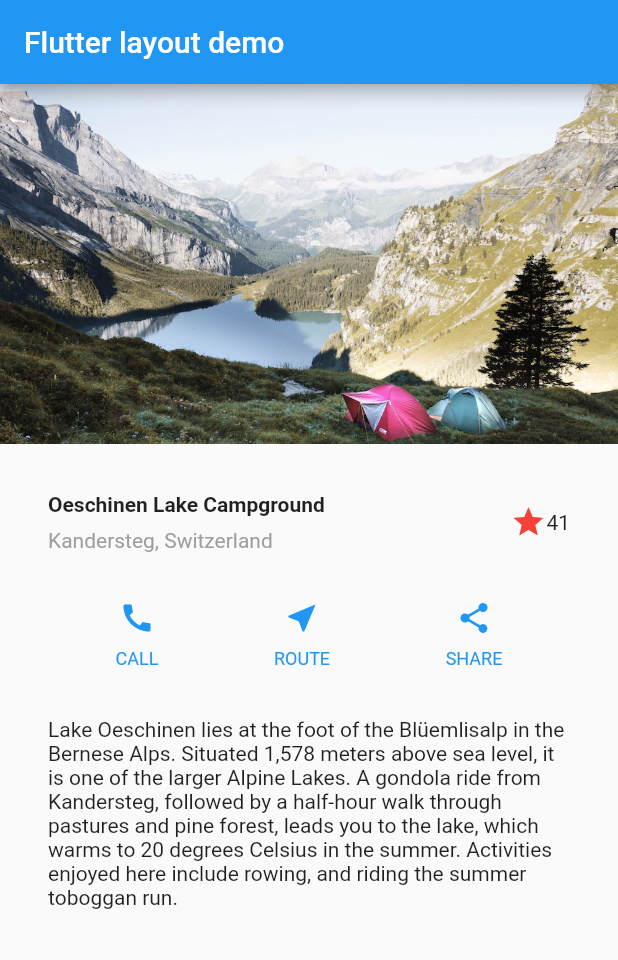
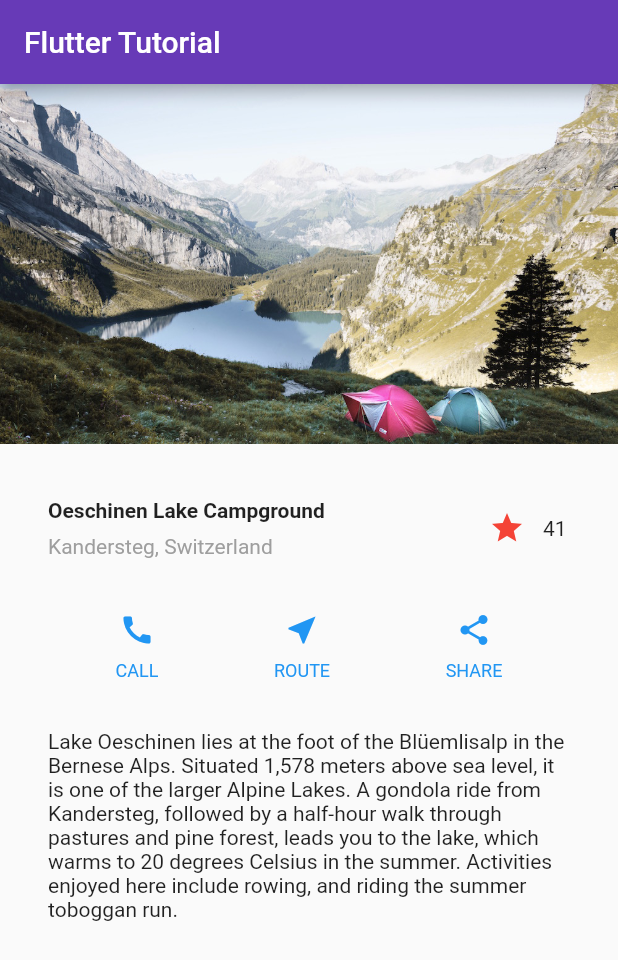
Before and after one commit to sarvex/flutter-tutorial, a Flutter app: the screen it shows after launch, on a phone screen of 412 x 824 dp. Shown: the top 960 px of the screen. Run offline on Flutter 3.47's test engine with Material 2 defaults, Android fonts, the phone set to English and light mode, and no system bars.

Commit message:
Initial Commit

```diff
--- a/lib/main.dart
+++ b/lib/main.dart
@@ -3,7 +3,6 @@ import 'package:flutter/material.dart';
 void main() => runApp(MyApp());
 
 class MyApp extends StatelessWidget {
-  // This widget is the root of your application.
   @override
   Widget build(BuildContext context) {
     Widget titleSection = Container(
@@ -32,11 +31,7 @@ class MyApp extends StatelessWidget {
               ],
             ),
           ),
-          Icon(
-            Icons.star,
-            color: Colors.red[500],
-          ),
-          Text('41'),
+          FavoriteWidget(),
         ],
       ),
     );
@@ -68,13 +63,14 @@ class MyApp extends StatelessWidget {
     );
 
     return MaterialApp(
-      title: 'Flutter layout demo',
+      debugShowCheckedModeBanner: false,
+      title: 'Flutter Tutorial',
       theme: ThemeData(
-        primarySwatch: Colors.blue,
+        primarySwatch: Colors.deepPurple,
       ),
       home: Scaffold(
         appBar: AppBar(
-          title: Text('Flutter layout demo'),
+          title: Text('Flutter Tutorial'),
         ),
         body: ListView(
           children: [
@@ -114,3 +110,48 @@ class MyApp extends StatelessWidget {
     );
   }
 }
+
+class FavoriteWidget extends StatefulWidget {
+  @override
+  _FavoriteWidgetState createState() => _FavoriteWidgetState();
+}
+
+class _FavoriteWidgetState extends State<FavoriteWidget> {
+  bool _isFavorited = true;
+  int _favoriteCount = 41;
+
+  @override
+  Widget build(BuildContext context) {
+    return Row(
+      mainAxisSize: MainAxisSize.min,
+      children: [
+        Container(
+          padding: EdgeInsets.all(0),
+          child: IconButton(
+            icon: (_isFavorited ? Icon(Icons.star) : Icon(Icons.star_border)),
+            color: Colors.red[500],
+            onPressed: _toggleFavorite,
+          ),
+        ),
+        SizedBox(
+          width: 18,
+          child: Container(
+            child: Text('$_favoriteCount'),
+          ),
+        ),
+      ],
+    );
+  }
+
+  void _toggleFavorite() {
+    setState(() {
+      if (_isFavorited) {
+        _favoriteCount -= 1;
+        _isFavorited = false;
+      } else {
+        _favoriteCount += 1;
+        _isFavorited = true;
+      }
+    });
+  }
+}
```
Also changed, not shown: 1 other file.
